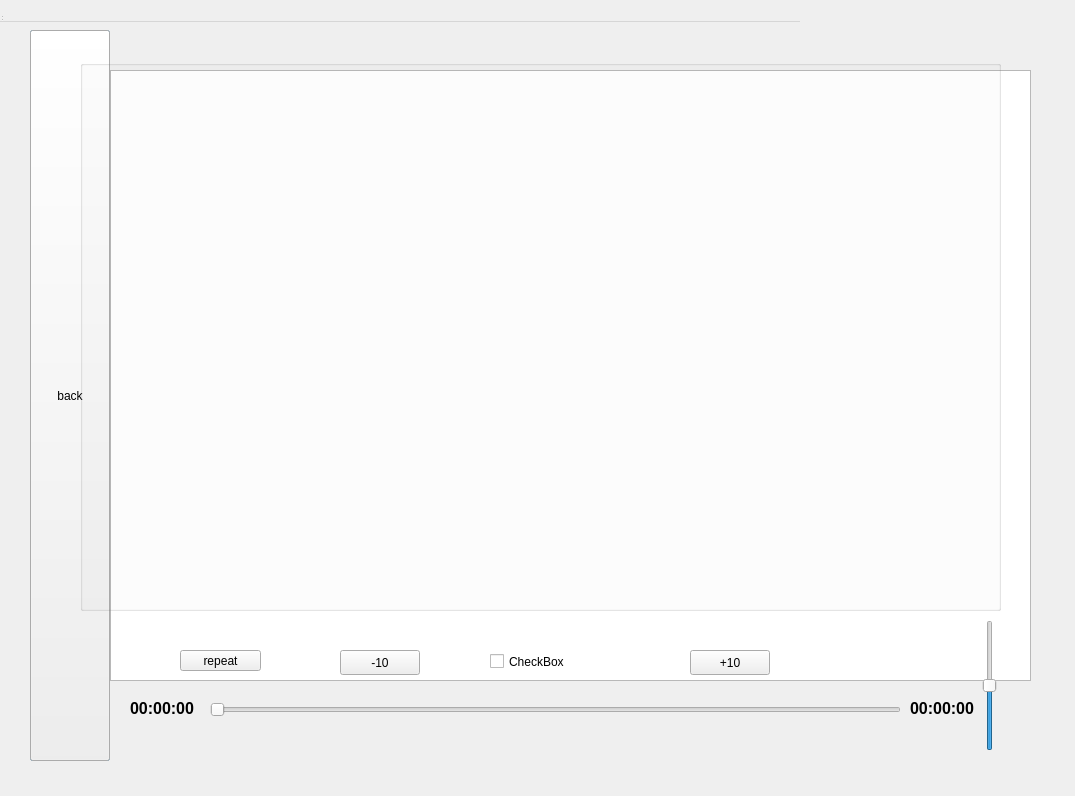
Before: the Qt Designer form 11-Infotainment_Platoon/mp4.ui in HaiidyHossam/QT-Platoon-Infotainment-, drawn with Qt 5.
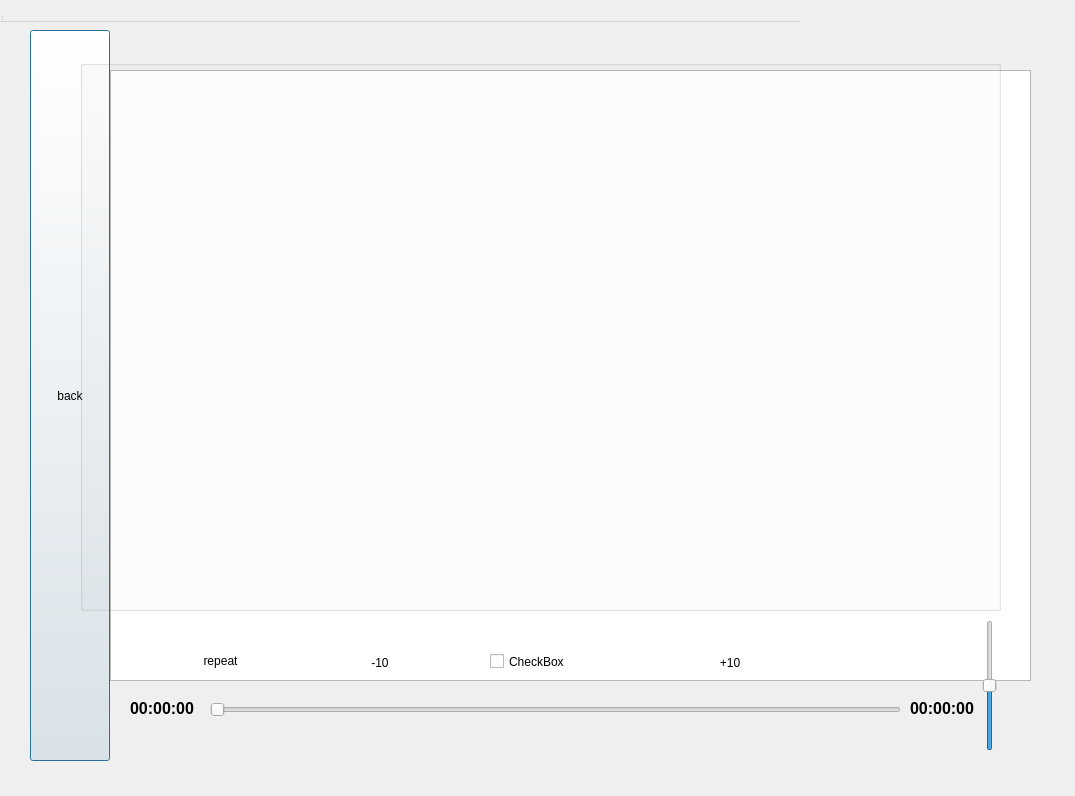
After: the same form once the commit is applied. Icons and pictures are not drawn.

The edit to the form file:
```diff
--- a/11-Infotainment_Platoon/mp4.ui
+++ b/11-Infotainment_Platoon/mp4.ui
@@ -31,8 +31,23 @@
       <height>731</height>
      </rect>
     </property>
+    <property name="focusPolicy">
+     <enum>Qt::NoFocus</enum>
+    </property>
+    <property name="contextMenuPolicy">
+     <enum>Qt::NoContextMenu</enum>
+    </property>
+    <property name="styleSheet">
+     <string notr="true">image: url(:/icons/icons/home.png);</string>
+    </property>
     <property name="text">
-     <string>home</string>
+     <string/>
+    </property>
+    <property name="autoDefault">
+     <bool>false</bool>
+    </property>
+    <property name="flat">
+     <bool>true</bool>
     </property>
    </widget>
    <widget class="QListWidget" name="listWidget">
@@ -109,6 +124,12 @@
     <property name="text">
      <string>repeat</string>
     </property>
+    <property name="autoDefault">
+     <bool>false</bool>
+    </property>
+    <property name="flat">
+     <bool>true</bool>
+    </property>
    </widget>
    <widget class="QPushButton" name="seek_forward_button">
     <property name="geometry">
@@ -122,6 +143,12 @@
     <property name="text">
      <string>+10</string>
     </property>
+    <property name="autoDefault">
+     <bool>false</bool>
+    </property>
+    <property name="flat">
+     <bool>true</bool>
+    </property>
    </widget>
    <widget class="QPushButton" name="seek_backward_button">
     <property name="geometry">
@@ -135,6 +162,12 @@
     <property name="text">
      <string>-10</string>
     </property>
+    <property name="autoDefault">
+     <bool>false</bool>
+    </property>
+    <property name="flat">
+     <bool>true</bool>
+    </property>
    </widget>
    <widget class="QSlider" name="verticalSlider_sound">
     <property name="geometry">
```
Left out of the diff: 60 changed lines with no effect on the pictures.
